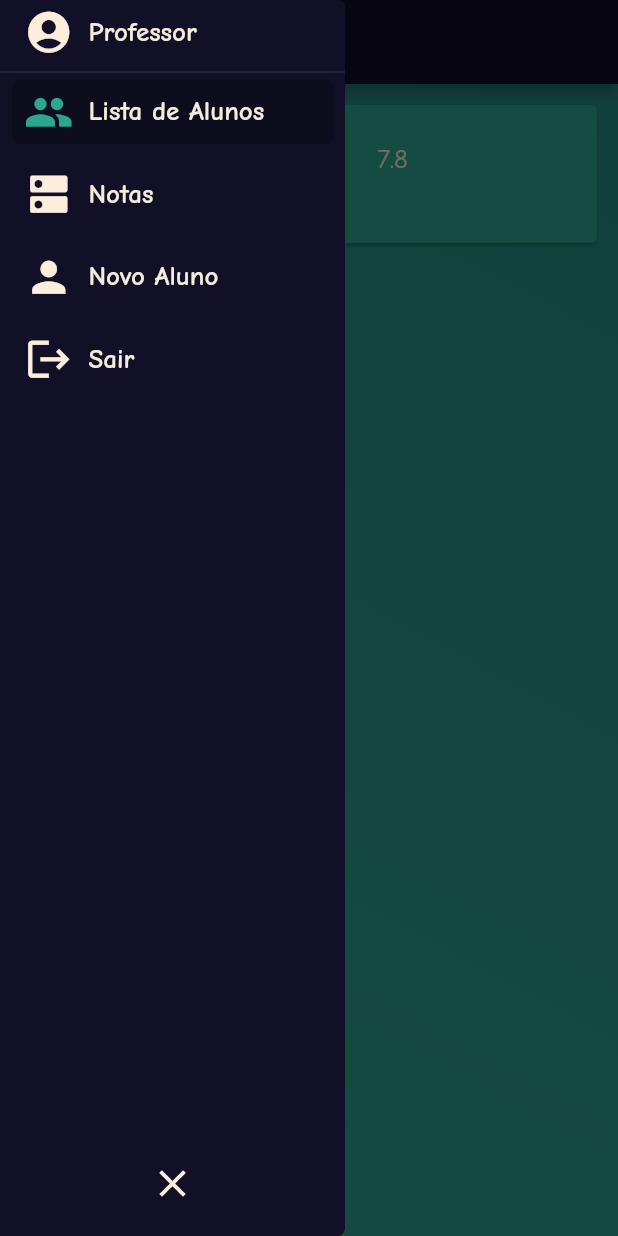
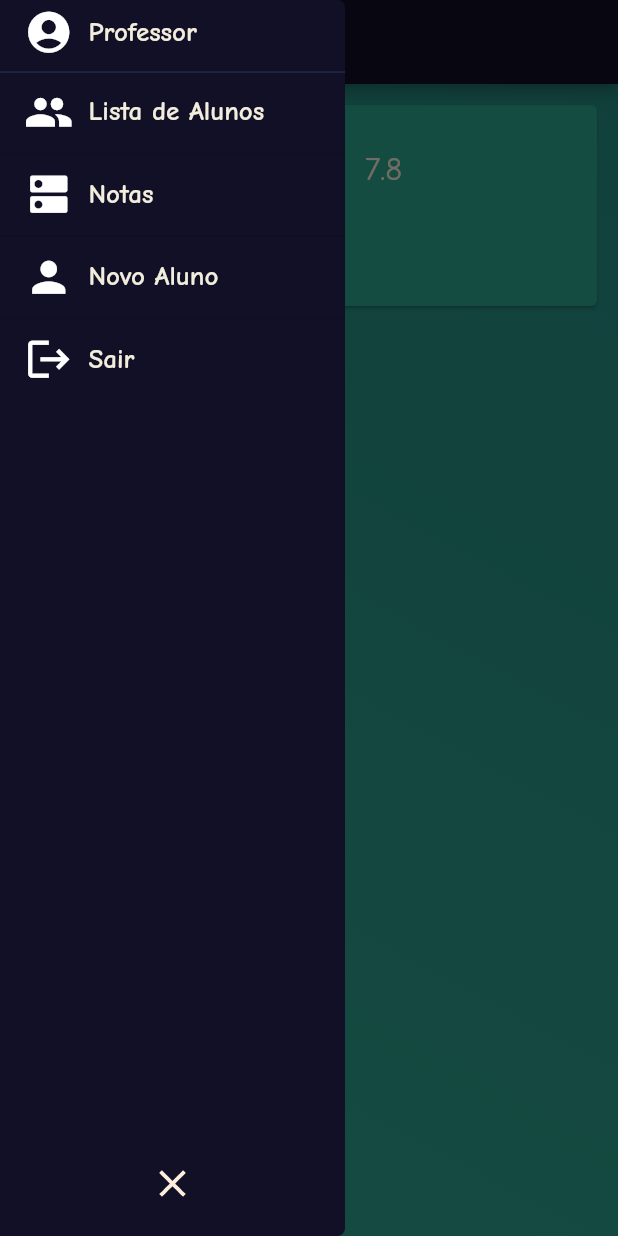
Before and after one commit to vhgomes/projeto-engsoftware, a Flutter app: the StudentListGrade screen opened by its route, with the side drawer open, on a phone screen of 412 x 824 dp. Run offline on Flutter 3.47's test engine with Material 2 defaults, Android fonts, the phone set to English and light mode, and no system bars; our stand-ins replace firebase_core; accounts and stored records are empty.

Commit message:
feature/refactor_grades | Ajustes navbar e grades
- Tirado o highlit que ignorava mudanças na navbar
- Texto de notas com preset para ativar e desativar mudanças das notas

```diff
--- a/lib/main.dart
+++ b/lib/main.dart
@@ -50,7 +50,7 @@ class MyApp extends StatelessWidget {
         '/Notas%20Professor': (context) => StudentListGrade(),
         '/Cadastro': (context) => StudentForm(),
         '/Notas%20Aluno': (context) => StudentScreen(),
-        '/': (context) => LoginScreen(), // TODO: Rota inicial login screen
+        '/': (context) => StudentListGrade(), // TODO: Rota inicial login screen
       },
     );
   }
--- a/lib/widgets/navbar/collapsing_tile.dart
+++ b/lib/widgets/navbar/collapsing_tile.dart
@@ -39,12 +39,6 @@ class _CState extends State<CollapsingTile> {
     return InkWell(
       onTap: widget.onTap,
       child: Container(
-        decoration: BoxDecoration(
-          borderRadius: BorderRadius.circular(5),
-          color: widget.isSelected
-              ? Colors.transparent.withOpacity(0.2)
-              : Colors.transparent,
-        ),
         width: widthAnimation.value,
         margin: EdgeInsets.symmetric(horizontal: 8),
         padding: EdgeInsets.symmetric(horizontal: 8, vertical: 5),
@@ -52,7 +46,7 @@ class _CState extends State<CollapsingTile> {
           children: <Widget>[
             Icon(
               widget.icon,
-              color: widget.isSelected ? Color(0xff2DA690) : Color(0xffFCEDDC),
+              color: Color(0xffffffff),
               size: 33.0,
             ),
             SizedBox(width: sizedBoxAnimation.value),
--- a/lib/widgets/student_grade.dart
+++ b/lib/widgets/student_grade.dart
@@ -40,7 +40,9 @@ class Studentgrade extends StatelessWidget {
                         height: 30,
                         width: 50,
                         child: TextFormField(
+                          enabled: false,
                           decoration: InputDecoration(
+                            contentPadding: EdgeInsets.all(10),
                             hintText: nota1.toString(),
                             hintStyle: (TextStyle(
                               fontSize: 22,
@@ -54,7 +56,9 @@ class Studentgrade extends StatelessWidget {
                         height: 30,
                         width: 50,
                         child: TextFormField(
+                          enabled: false,
                           decoration: InputDecoration(
+                            contentPadding: EdgeInsets.all(10),
                             hintText: nota2.toString(),
                             hintStyle: (TextStyle(
                               fontSize: 22,
@@ -64,12 +68,15 @@ class Studentgrade extends StatelessWidget {
                           ),
                         ),
                       ),
-                      Text(
-                        media.toString(),
-                        style: TextStyle(
-                          color: Color(0xFFF2EDDC),
-                          fontSize: 18,
-                          fontWeight: FontWeight.w400,
+                      Padding(
+                        padding: EdgeInsets.all(3.8),
+                        child: Text(
+                          media.toString(),
+                          style: TextStyle(
+                            color: Color(0xFFF2EDDC),
+                            fontSize: 22,
+                            fontWeight: FontWeight.w400,
+                          ),
                         ),
                       ),
                     ],
```
